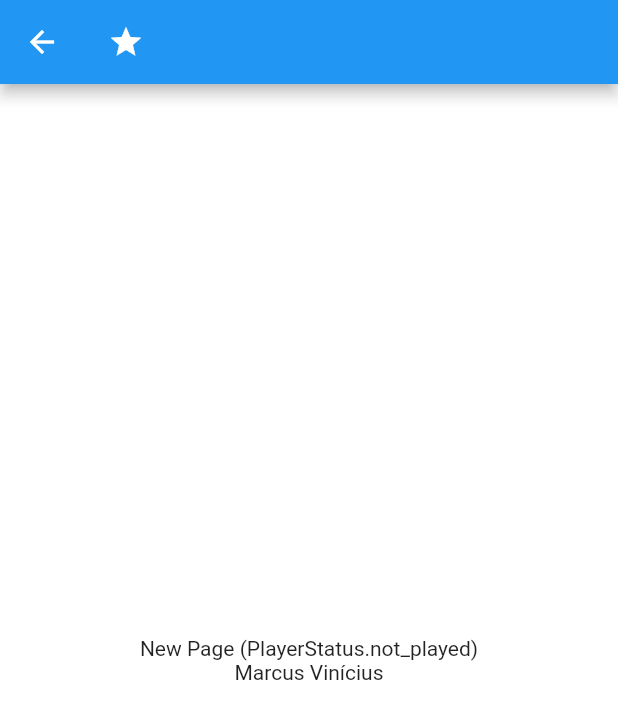
After one commit to marcusvbp/flutter-scoped-model-test, a Flutter app: the screen it shows after launch, after a tap on the "star" icon, on a phone screen of 412 x 824 dp. The commit adds this screen. Shown: the top 719 px of the screen. Run offline on Flutter 3.47's test engine with Material 2 defaults, Android fonts, the phone set to English and light mode, and no system bars.

Commit message:
new page example, some minor adjustments

```diff
--- a/lib/main.dart
+++ b/lib/main.dart
@@ -3,6 +3,7 @@ import 'package:radio_test/home.dart';
 import 'package:scoped_model/scoped_model.dart';
 import 'package:radio_test/models/Player.dart';
 import 'package:radio_test/models/User.dart';
+import 'page3.dart';
 
 void main() => runApp(MyApp());
 
@@ -11,7 +12,11 @@ class MyApp extends StatelessWidget {
 
   @override
   Widget build(BuildContext context) {
-    return MaterialApp(
+    return ScopedModel<Player>(
+        model: Player(),
+        child: ScopedModel<User>(
+          model: User(),
+          child: MaterialApp(
             title: 'Flutter Scoped Model Demo',
             theme: ThemeData(
               // This is the theme of your application.
@@ -25,12 +30,8 @@ class MyApp extends StatelessWidget {
               // is not restarted.
               primarySwatch: Colors.blue,
             ),
-      home: ScopedModel<Player>(
-        model: Player(),
-        child: ScopedModel<User>(
-          model: User(),
-          child: MyHomePage(title: 'Flutter Scoped Model Demo'),
-        )
+            home: MyHomePage(title: 'Flutter Scoped Model Demo')
+          ),
         )
       );
   }
@@ -70,6 +71,14 @@ class _MyHomePageState extends State<MyHomePage> {
         // Here we take the value from the MyHomePage object that was created by
         // the App.build method, and use it to set our appbar title.
         title: Text(widget.title),
+        actions: <Widget>[
+          IconButton(
+            icon: Icon(Icons.star),
+            onPressed: () {
+              Navigator.of(context).push(MaterialPageRoute(builder: (context) => PageThree(title: 'New Page', color: Colors.white)));
+            },
+          )
+        ],
       ),
       body: Home(),
 
--- a/lib/page1.dart
+++ b/lib/page1.dart
@@ -6,7 +6,7 @@ class PageOne extends StatefulWidget {
   final Color color;
   final String title;
 
-  PageOne({Key key, MaterialColor this.color, String this.title}) : super(key: key);
+  PageOne({Key key, this.color, this.title}) : super(key: key);
 
   _PageOneState createState() => _PageOneState();
 }
--- a/lib/page2.dart
+++ b/lib/page2.dart
@@ -7,7 +7,7 @@ class PageTwo extends StatefulWidget {
   final Color color;
   final String title;
 
-  PageTwo({Key key, MaterialColor this.color, String this.title}) : super(key: key);
+  PageTwo({Key key, this.color, this.title}) : super(key: key);
 
   _PageTwoState createState() => _PageTwoState();
 }
--- /dev/null
+++ b/lib/page3.dart
@@ -0,0 +1,42 @@
+import 'package:flutter/material.dart';
+import 'package:scoped_model/scoped_model.dart';
+import 'package:radio_test/models/Player.dart';
+import 'package:radio_test/models/User.dart';
+
+class PageThree extends StatefulWidget {
+  final Color color;
+  final String title;
+
+  PageThree({Key key, this.color, this.title}) : super(key: key);
+
+  _PageThreeState createState() => _PageThreeState();
+}
+
+class _PageThreeState extends State<PageThree> {
+
+
+  @override
+  Widget build(BuildContext context) {
+
+    final _player = ScopedModel.of<Player>(context, rebuildOnChange: true);
+    final _user = ScopedModel.of<User>(context, rebuildOnChange: true);
+
+    return Scaffold(
+      appBar: AppBar(
+        title: Icon(Icons.star),
+      ),
+      body: Container(
+        color: widget.color == null ? Colors.lightBlue : widget.color,
+        child: Center(
+          child: Column(
+            mainAxisAlignment: MainAxisAlignment.center,
+            children: <Widget>[
+              Text('${widget.title} (${_player.playerStatus})'),
+              Text('${_user.name}')
+            ],
+          )
+        ),
+      ),
+    );
+  }
+}
```
Lines whose indentation alone changed are shown as unchanged.
